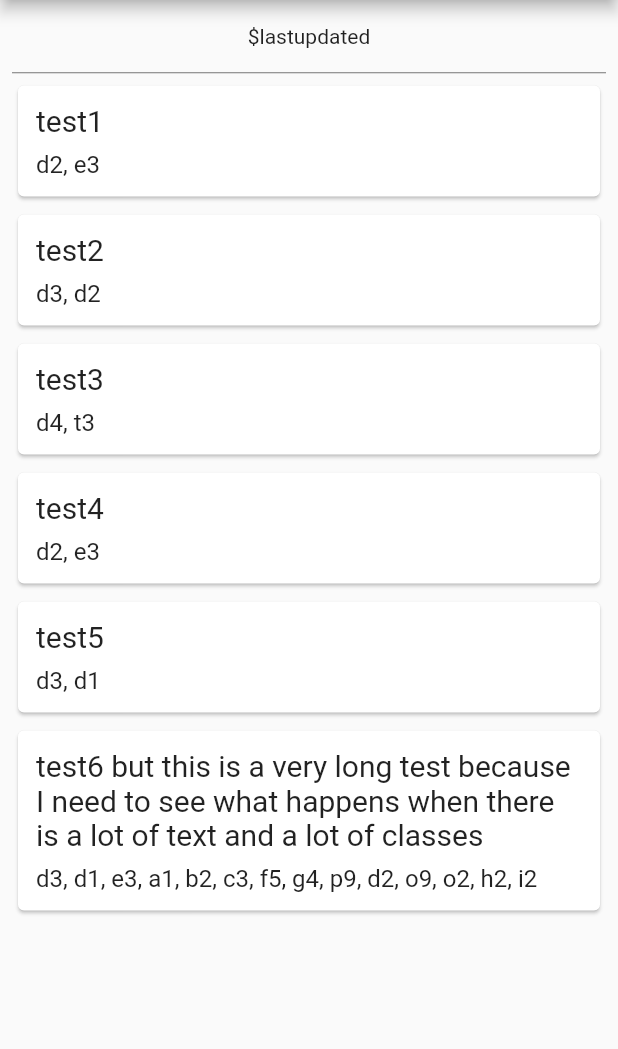
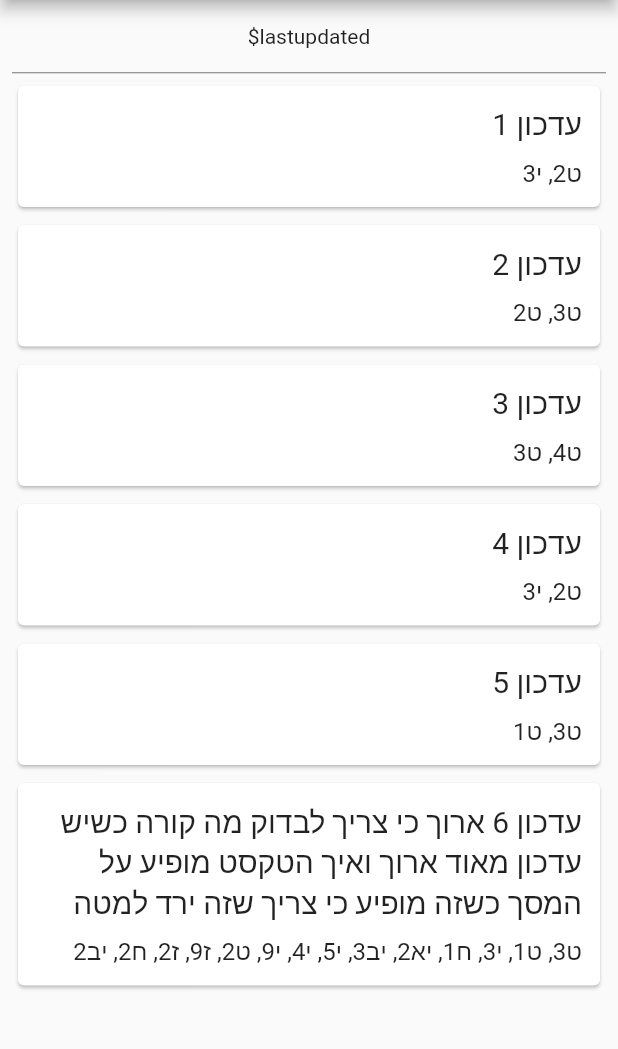
Before and after one commit to kfaryarok/kfaryarok-flutter, a Flutter app: the screen it shows after launch, on a phone screen of 412 x 824 dp, the part 84-1133 px from its top. Run offline on Flutter 3.47's test engine with Material 2 defaults, Android fonts, the phone set to English and light mode, and no system bars.

Commit message:
Fixed text direction (update cards are now RTL)

```diff
--- a/lib/updates.dart
+++ b/lib/updates.dart
@@ -1,7 +1,10 @@
+import 'dart:async';
+
 /// This is an API class containing stuff related to parsing updates from
 /// the server and representing the updates in code.
 
 import 'package:flutter/material.dart';
+import 'package:http/http.dart';
 import 'package:meta/meta.dart';
 
 class Update {
@@ -27,12 +30,14 @@ class UpdateWidget extends StatelessWidget {
           // Container inside the card
           margin: const EdgeInsets.all(12.0),
           child: new Column(
+            textDirection: TextDirection.rtl,
             crossAxisAlignment: CrossAxisAlignment.start,
             children: <Widget>[
               new Container(
                 child: new Text(
                   update.text,
                   style: const TextStyle(fontSize: 20.0),
+                  textDirection: TextDirection.rtl,
                 ),
               ),
               new Container(
@@ -40,6 +45,7 @@ class UpdateWidget extends StatelessWidget {
                 child: new Text(
                   formatClassString(update.classes),
                   style: const TextStyle(fontSize: 16.0),
+                  textDirection: TextDirection.rtl,
                 ),
               ),
             ],
@@ -51,29 +57,29 @@ class UpdateWidget extends StatelessWidget {
 }
 
 List<Update> getTestUpdates() => [
-      new Update(text: "test1", classes: ["d2", "e3"]),
-      new Update(text: "test2", classes: ["d3", "d2"]),
-      new Update(text: "test3", classes: ["d4", "t3"]),
-      new Update(text: "test4", classes: ["d2", "e3"]),
-      new Update(text: "test5", classes: ["d3", "d1"]),
+      new Update(text: "עדכון 1", classes: ["ט2", "י3"]),
+      new Update(text: "עדכון 2", classes: ["ט3", "ט2"]),
+      new Update(text: "עדכון 3", classes: ["ט4", "ט3"]),
+      new Update(text: "עדכון 4", classes: ["ט2", "י3"]),
+      new Update(text: "עדכון 5", classes: ["ט3", "ט1"]),
       new Update(
           text:
-              "test6 but this is a very long test because I need to see what happens when there is a lot of text and a lot of classes",
+              "עדכון 6 ארוך כי צריך לבדוק מה קורה כשיש עדכון מאוד ארוך ואיך הטקסט מופיע על המסך כשזה מופיע כי צריך שזה ירד למטה",
           classes: [
-            "d3",
-            "d1",
-            "e3",
-            "a1",
-            "b2",
-            "c3",
-            "f5",
-            "g4",
-            "p9",
-            "d2",
-            "o9",
-            "o2",
-            "h2",
-            "i2"
+            "ט3",
+            "ט1",
+            "י3",
+            "ח1",
+            "יא2",
+            "יב3",
+            "י5",
+            "י4",
+            "י9",
+            "ט2",
+            "ז9",
+            "ז2",
+            "ח2",
+            "יב2"
           ]),
     ];
 
@@ -117,3 +123,9 @@ String formatClassString(List<String> classes, {String userClass: ""}) {
 
   return classBuilder.toString();
 }
+
+Future<String> fetchFromServer() async {
+  var request = new Request("GET", new Uri(scheme: "https", host: "tbscdev.xyz", path: "update.json"));
+  StreamedResponse response = await request.send();
+  return response.toString();
+}
```
